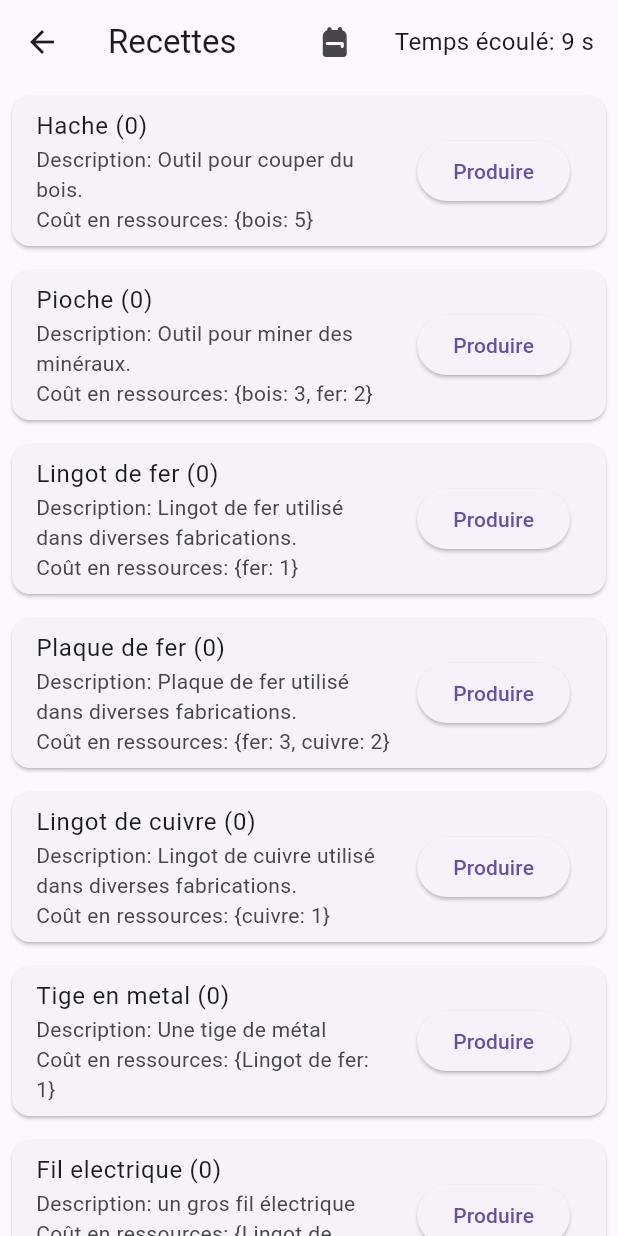
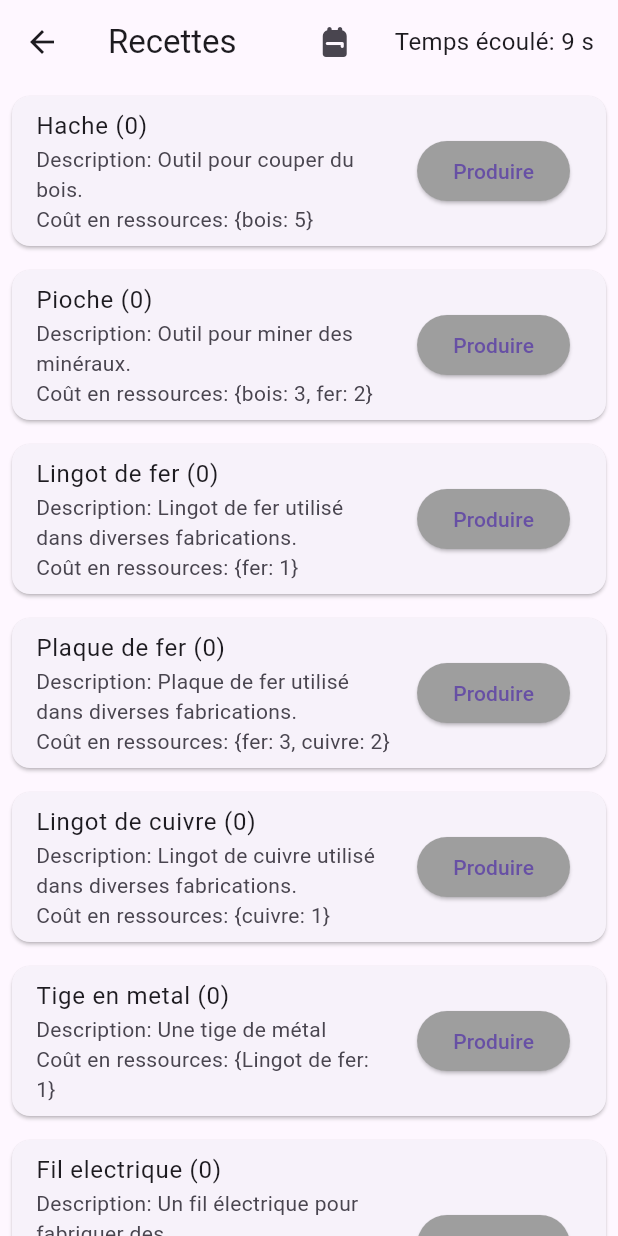
Before and after one commit to Thomas35f/clicker_game, a Flutter app: the screen it shows after launch, after a tap on the "menu book" icon, on a phone screen of 412 x 824 dp. Run offline on Flutter 3.47's test engine with Material 3 defaults, Android fonts, the phone set to English and light mode, and no system bars.

Commit message:
add bonus point

```diff
--- a/lib/home.dart
+++ b/lib/home.dart
@@ -116,21 +116,21 @@ class Ressource extends StatelessWidget {
 
     switch (index) {
       case 0:
-        color = Colors.brown;
+        color = Color(0xFF967969);
         resourceName = 'Bois';
         break;
       case 1:
-        color = Colors.grey;
+        color = Color(0xFFCED4DA);
         resourceName = 'Fer';
         break;
       case 2:
-        color = Colors.orange;
+        color = Color(0xFFD9480F);
         resourceName = 'Cuivre';
         break;
       case 3:
         if (mainProvider.recipes[2].count >= 1000 &&
             mainProvider.recipes[3].count >= 1000) {
-          color = Colors.grey;
+          color = Color(0xFF000000);
           resourceName = 'Charbon';
         } else {
           return Container();
--- a/lib/providers/main_provider.dart
+++ b/lib/providers/main_provider.dart
@@ -2,6 +2,7 @@ import 'dart:async';
 
 import 'package:flutter/material.dart';
 
+// Chaque recette est une instance de cette classe
 class Recipe {
   String name;
   String description;
@@ -30,26 +31,40 @@ class MainProvider extends ChangeNotifier {
       notifyListeners();
     });
 
-    // Utilisation d'un Timer pour appeler addRessource périodiquement
+    // Le mineur récolte 3 cuivres et 3 fers toutes les secondes
     Timer.periodic(Duration(milliseconds: 333), (Timer timer) {
-      // Vérifier si la recette "Hache" a un count égal à 1
-      Recipe hacheRecipe =
-          recipes.firstWhere((recipe) => recipe.name == 'Hache');
-      if (hacheRecipe.count == 1) {
-        addRessource(0);
-        addRessource(0);
-        addRessource(0);
+      Recipe mineurRecipe =
+          recipes.firstWhere((recipe) => recipe.name == 'Mineur');
+      if (mineurRecipe.count == 1) {
+        addRessource(1);
+        addRessource(2);
       }
     });
 
-    // Création de recettes toutes les secondes
+    // Création de 2 recettes toutes les secondes
     Timer.periodic(Duration(milliseconds: 1000), (Timer timer) {
-      // Vérifier si la recette "Hache" a un count égal à 1
-      Recipe hacheRecipe =
+      Recipe fonderieRecipe =
           recipes.firstWhere((recipe) => recipe.name == 'Fonderie');
-      if (hacheRecipe.count == 1) {
+      if (fonderieRecipe.count == 1) {
         createRecipe(2);
         createRecipe(4);
+      }
+    });
+
+    // Le dieu mineur
+    Timer.periodic(Duration(milliseconds: 1000), (Timer timer) {
+      Recipe dieuMineurRecipe =
+          recipes.firstWhere((recipe) => recipe.name == 'Dieu mineur');
+      if (dieuMineurRecipe.count == 1) {
+        for (int i = 1; i < 10; i++) {
+          addRessource(0);
+        }
+        for (int i = 1; i < 10; i++) {
+          addRessource(1);
+        }
+        for (int i = 1; i < 10; i++) {
+          addRessource(2);
+        }
       }
     });
   }
@@ -90,7 +105,8 @@ class MainProvider extends ChangeNotifier {
         cost: {'Lingot de fer': 1}),
     Recipe(
         name: 'Fil electrique',
-        description: 'un gros fil électrique',
+        description:
+            'Un fil électrique pour fabriquer des composantsélectroniques',
         cost: {'Lingot de cuivre': 1}),
     Recipe(
         name: 'Mineur',
@@ -98,8 +114,17 @@ class MainProvider extends ChangeNotifier {
         cost: {'Plaque de fer': 10, 'Fil electrique': 5}),
     Recipe(
         name: 'Fonderie',
-        description: 'Pour aller plus vite',
+        description: 'Un bâtiment qui permet d’automatiser la production.',
         cost: {'Fil electrique': 5, 'Tige en metal': 8}),
+    Recipe(
+        name: 'Dieu mineur',
+        description: 'Il est pas là pour rigoler lui...',
+        cost: {
+          'Lingot de fer': 50,
+          'Lingot de cuivre': 50,
+          'Fil electrique': 50,
+          'Tige en metal': 50,
+        }),
   ];
 
   // Ajout d'une ressource à son compteur
@@ -197,22 +222,47 @@ class MainProvider extends ChangeNotifier {
 
       recipe.count++;
 
-      // On vérifie si on peut recréer la même recette
-      //    recipe.cost.forEach((resource, amount) {
-      //   switch (resource) {
-      //     case 'bois':
-      //       if (boisCounter < amount) canProduce = false;
-      //       break;
-      //     case 'fer':
-      //       if (ferCounter < amount) canProduce = false;
-      //       break;
-      //     case 'cuivre':
-      //       if (cuivreCounter < amount) canProduce = false;
-      //       break;
-      //   }
-      // });
-
       notifyListeners();
     }
   }
+
+  // Pour montrer que le bouton "Produire" des recettes est disabled si les ressources ne sont pas nécessaires
+  bool canProduceRecipe(int index) {
+    Recipe recipe = recipes[index];
+    bool canProduce = true;
+
+    recipe.cost.forEach((resource, amount) {
+      switch (resource) {
+        case 'bois':
+          if (boisCounter < amount) canProduce = false;
+          break;
+        case 'fer':
+          if (ferCounter < amount) canProduce = false;
+          break;
+        case 'cuivre':
+          if (cuivreCounter < amount) canProduce = false;
+          break;
+        case 'charbon':
+          if (charbonCounter < amount) canProduce = false;
+          break;
+        case 'Lingot de fer':
+          if (recipes[2].count < amount) canProduce = false;
+          break;
+        case 'Lingot de cuivre':
+          if (recipes[4].count < amount) canProduce = false;
+          break;
+        case 'Plaque de fer':
+          if (recipes[3].count < amount) canProduce = false;
+          break;
+        case 'Fil electrique':
+          if (recipes[6].count < amount) canProduce = false;
+          break;
+        case 'Tige en metal':
+          if (recipes[5].count < amount) canProduce = false;
+          break;
+      }
+    });
+
+    return canProduce;
+  }
 }
--- a/lib/recettes.dart
+++ b/lib/recettes.dart
@@ -73,6 +73,11 @@ class _Recettes extends State<Recettes> {
                       createRecipe(index);
                     },
                     child: Text('Produire'),
+                    style: ElevatedButton.styleFrom(
+                      primary: mainProvider.canProduceRecipe(index)
+                          ? null
+                          : Colors.grey,
+                    ),
                   ),
                 ),
               );
```
Also changed, not shown: 1 other file.
